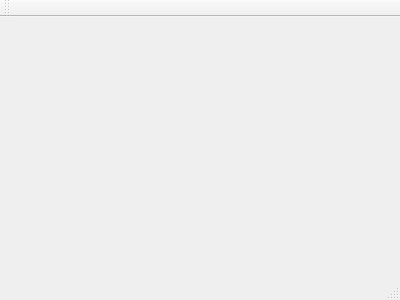
This is mainwindow.ui in PashaWNN/qt_matrix_calculator as Qt 5 draws it before an edit. The edited form follows.
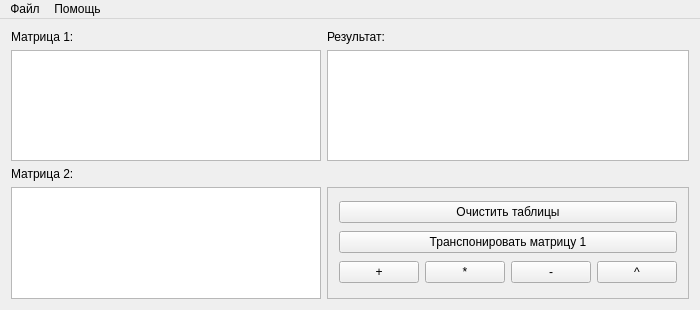
This is the edited form.

Diff of the .ui file:
```diff
--- a/mainwindow.ui
+++ b/mainwindow.ui
@@ -1,24 +1,166 @@
 <ui version="4.0">
  <class>MainWindow</class>
- <widget class="QMainWindow" name="MainWindow" >
-  <property name="geometry" >
+ <widget class="QMainWindow" name="MainWindow">
+  <property name="geometry">
    <rect>
     <x>0</x>
     <y>0</y>
-    <width>400</width>
-    <height>300</height>
+    <width>700</width>
+    <height>310</height>
    </rect>
   </property>
   <property name="windowTitle" >
    <string>MainWindow</string>
   </property>
-  <widget class="QMenuBar" name="menuBar" />
-  <widget class="QToolBar" name="mainToolBar" />
-  <widget class="QWidget" name="centralWidget" />
-  <widget class="QStatusBar" name="statusBar" />
+  <widget class="QWidget" name="centralWidget">
+   <layout class="QGridLayout" name="gridLayout">
+    <item row="1" column="2">
+     <widget class="QLabel" name="label_2">
+      <property name="text">
+       <string>Результат:</string>
+      </property>
+     </widget>
+    </item>
+    <item row="4" column="0">
+     <widget class="QLabel" name="label_3">
+      <property name="text">
+       <string>Матрица 2:</string>
+      </property>
+     </widget>
+    </item>
+    <item row="5" column="0">
+     <widget class="QTableView" name="tbl_matrix_2"/>
+    </item>
+    <item row="3" column="0">
+     <widget class="QTableView" name="tbl_matrix_1"/>
+    </item>
+    <item row="3" column="2">
+     <widget class="QTableView" name="tbl_result"/>
+    </item>
+    <item row="1" column="0">
+     <widget class="QLabel" name="label">
+      <property name="text">
+       <string>Матрица 1:</string>
+      </property>
+     </widget>
+    </item>
+    <item row="5" column="2">
+     <widget class="QFrame" name="actions">
+      <property name="frameShape">
+       <enum>QFrame::StyledPanel</enum>
+      </property>
+      <property name="frameShadow">
+       <enum>QFrame::Raised</enum>
+      </property>
+      <layout class="QGridLayout" name="gridLayout_2">
+       <item row="4" column="0">
+        <widget class="QPushButton" name="btn_sum">
+         <property name="text">
+          <string>+</string>
+         </property>
+        </widget>
+       </item>
+       <item row="4" column="1">
+        <widget class="QPushButton" name="btn_multiply">
+         <property name="text">
+          <string>*</string>
+         </property>
+        </widget>
+       </item>
+       <item row="4" column="2">
+        <widget class="QPushButton" name="btn_sub">
+         <property name="text">
+          <string>-</string>
+         </property>
+        </widget>
+       </item>
+       <item row="4" column="3">
+        <widget class="QPushButton" name="btn_pow">
+         <property name="text">
+          <string>^</string>
+         </property>
+        </widget>
+       </item>
+       <item row="1" column="0" colspan="4">
+        <widget class="QPushButton" name="btn_clear">
+         <property name="text">
+          <string>Очистить таблицы</string>
+         </property>
+        </widget>
+       </item>
+       <item row="2" column="0" colspan="4">
+        <widget class="QPushButton" name="btn_trans">
+         <property name="text">
+          <string>Транспонировать матрицу 1</string>
+         </property>
+        </widget>
+       </item>
+      </layout>
+     </widget>
+    </item>
+   </layout>
+  </widget>
+  <widget class="QMenuBar" name="menuBar">
+   <property name="geometry">
+    <rect>
+     <x>0</x>
+     <y>0</y>
+     <width>700</width>
+     <height>22</height>
+    </rect>
+   </property>
+   <widget class="QMenu" name="menu">
+    <property name="title">
+     <string>Файл</string>
+    </property>
+    <addaction name="act_import"/>
+    <addaction name="act_export"/>
+    <addaction name="separator"/>
+    <addaction name="act_quit"/>
+   </widget>
+   <widget class="QMenu" name="menu_2">
+    <property name="title">
+     <string>Помощь</string>
+    </property>
+    <addaction name="act_about"/>
+   </widget>
+   <addaction name="menu"/>
+   <addaction name="menu_2"/>
+  </widget>
+  <action name="act_import">
+   <property name="text">
+    <string>Импорт</string>
+   </property>
+   <property name="shortcut">
+    <string>Ctrl+O</string>
+   </property>
+  </action>
+  <action name="act_export">
+   <property name="text">
+    <string>Экспорт</string>
+   </property>
+   <property name="shortcut">
+    <string>Ctrl+S</string>
+   </property>
+  </action>
+  <action name="act_quit">
+   <property name="text">
+    <string>Выход</string>
+   </property>
+   <property name="shortcut">
+    <string>Ctrl+Q</string>
+   </property>
+  </action>
+  <action name="act_about">
+   <property name="text">
+    <string>О программе...</string>
+   </property>
+   <property name="shortcut">
+    <string>Ctrl+F1</string>
+   </property>
+  </action>
  </widget>
- <layoutDefault spacing="6" margin="11" />
- <pixmapfunction></pixmapfunction>
+ <layoutdefault spacing="6" margin="11"/>
  <resources/>
  <connections/>
 </ui>
```
Left out of the diff: 3 changed lines with no effect on the pictures.
